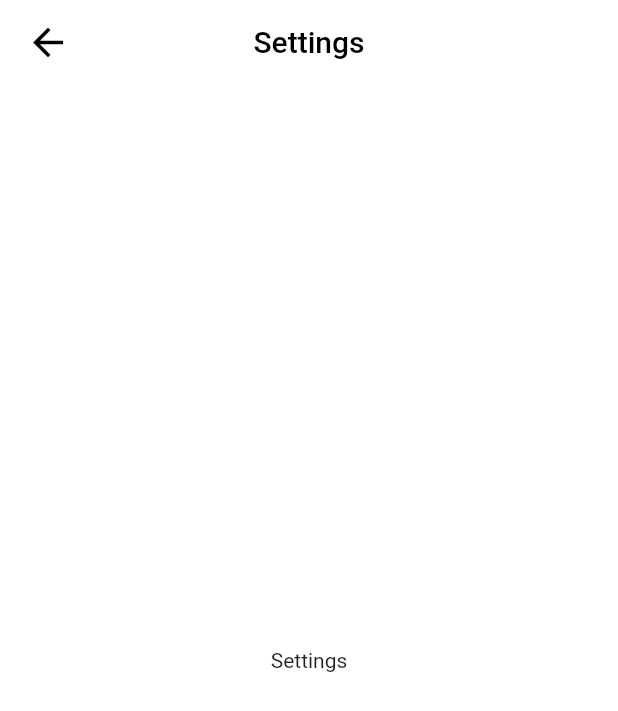
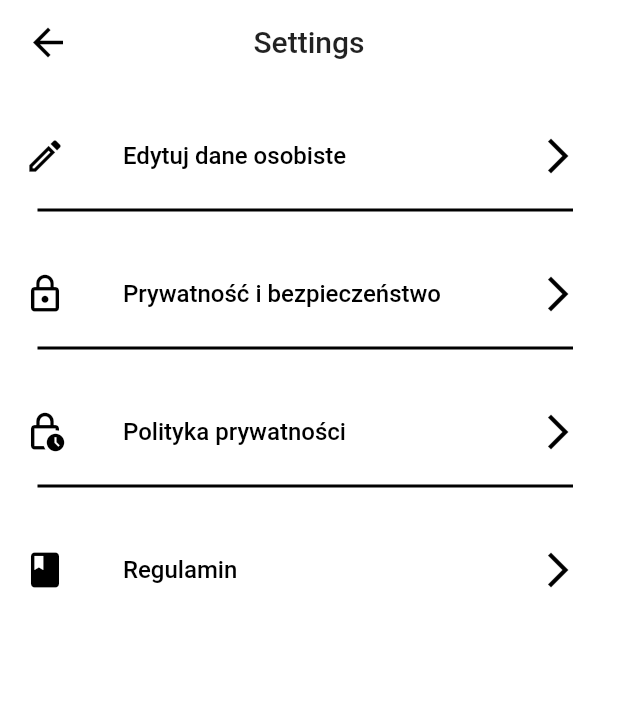
Before and after one commit to eryklorenc/flutter_shop, a Flutter app: the SettingsPage screen opened directly, on a phone screen of 412 x 824 dp. Shown: the top 711 px of the screen. Run offline on Flutter 3.47's test engine with Material 2 defaults, Android fonts, the phone set to English and light mode, and no system bars; our stand-ins replace firebase_auth, firebase_core, firebase_crashlytics, flutter_bloc, flutter_zoom_drawer, freezed_annotation and 3 more; accounts and stored records are empty.

Commit message:
Add view to settings

```diff
--- a/lib/features/settings/settings_page.dart
+++ b/lib/features/settings/settings_page.dart
@@ -1,11 +1,20 @@
 import 'package:flutter/material.dart';
 import 'package:flutter_shop/app/core/theme/app_colors.dart';
+import 'package:flutter_shop/features/settings/widgets/setting_option.dart';
 import 'package:flutter_shop/generated/l10n.dart';
 
 class SettingsPage extends StatelessWidget {
   const SettingsPage({
     super.key,
   });
+
+  static const EdgeInsets customEdgeInsetsTop = EdgeInsets.only(top: 20);
+  static const Divider customDivider = Divider(
+    thickness: 2,
+    color: AppColors.dark,
+    indent: 25,
+    endIndent: 30,
+  );
 
   @override
   Widget build(BuildContext context) {
@@ -17,9 +26,7 @@ class SettingsPage extends StatelessWidget {
         centerTitle: true,
         title: Text(
           S.of(context).settings,
-          style: const TextStyle(
-            color: AppColors.dark,
-          ),
+          style: Theme.of(context).textTheme.titleLarge,
         ),
         leading: Padding(
           padding: const EdgeInsets.only(left: 8),
@@ -35,10 +42,60 @@ class SettingsPage extends StatelessWidget {
           ),
         ),
       ),
-      body: const Center(
-        child: Text(
-          'Settings',
-        ),
+      body: Column(
+        children: [
+          Padding(
+            padding: customEdgeInsetsTop,
+            child: SettingOption(
+              icon: const Icon(
+                Icons.edit_outlined,
+                color: AppColors.dark,
+                size: 28,
+              ),
+              title: 'Edytuj dane osobiste',
+              onTap: () {},
+            ),
+          ),
+          customDivider,
+          Padding(
+            padding: customEdgeInsetsTop,
+            child: SettingOption(
+              icon: const Icon(
+                Icons.lock_outline,
+                color: AppColors.dark,
+                size: 28,
+              ),
+              title: 'Prywatność i bezpieczeństwo',
+              onTap: () {},
+            ),
+          ),
+          customDivider,
+          Padding(
+            padding: customEdgeInsetsTop,
+            child: SettingOption(
+              icon: const Icon(
+                Icons.lock_clock_outlined,
+                color: AppColors.dark,
+                size: 28,
+              ),
+              title: 'Polityka prywatności',
+              onTap: () {},
+            ),
+          ),
+          customDivider,
+          Padding(
+            padding: customEdgeInsetsTop,
+            child: SettingOption(
+              icon: const Icon(
+                Icons.book,
+                color: AppColors.dark,
+                size: 28,
+              ),
+              title: 'Regulamin',
+              onTap: () {},
+            ),
+          ),
+        ],
       ),
     );
   }
--- /dev/null
+++ b/lib/features/settings/widgets/setting_option.dart
@@ -0,0 +1,39 @@
+import 'package:flutter/material.dart';
+import 'package:flutter_shop/app/core/theme/app_colors.dart';
+
+class SettingOption extends StatelessWidget {
+  final Icon icon;
+  final String title;
+  final VoidCallback onTap;
+  const SettingOption({
+    super.key,
+    required this.icon,
+    required this.title,
+    required this.onTap,
+  });
+
+  @override
+  Widget build(BuildContext context) {
+    return ListTile(
+      leading: icon,
+      title: Padding(
+        padding: const EdgeInsets.only(left: 10),
+        child: Text(
+          title,
+          style: const TextStyle(
+            color: AppColors.dark,
+            fontWeight: FontWeight.w500,
+          ),
+        ),
+      ),
+      trailing: IconButton(
+        onPressed: onTap,
+        icon: const Icon(
+          Icons.arrow_forward_ios,
+          color: AppColors.dark,
+          size: 28,
+        ),
+      ),
+    );
+  }
+}
```
